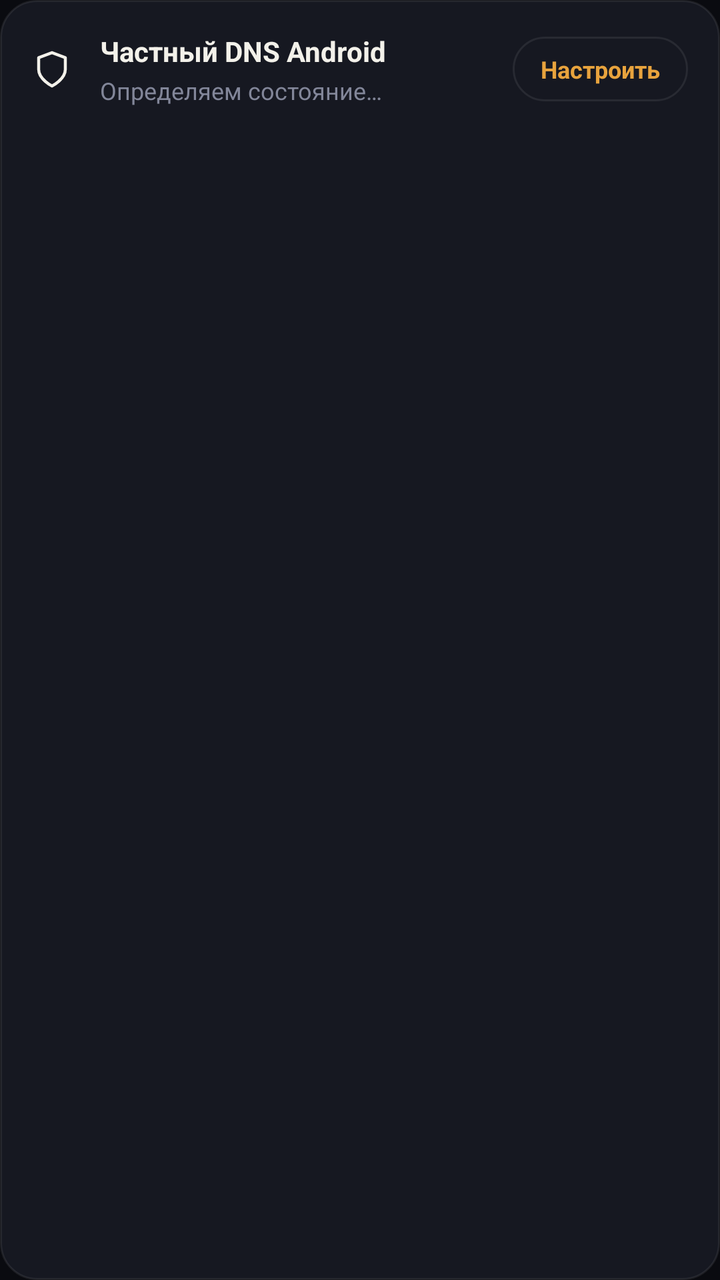
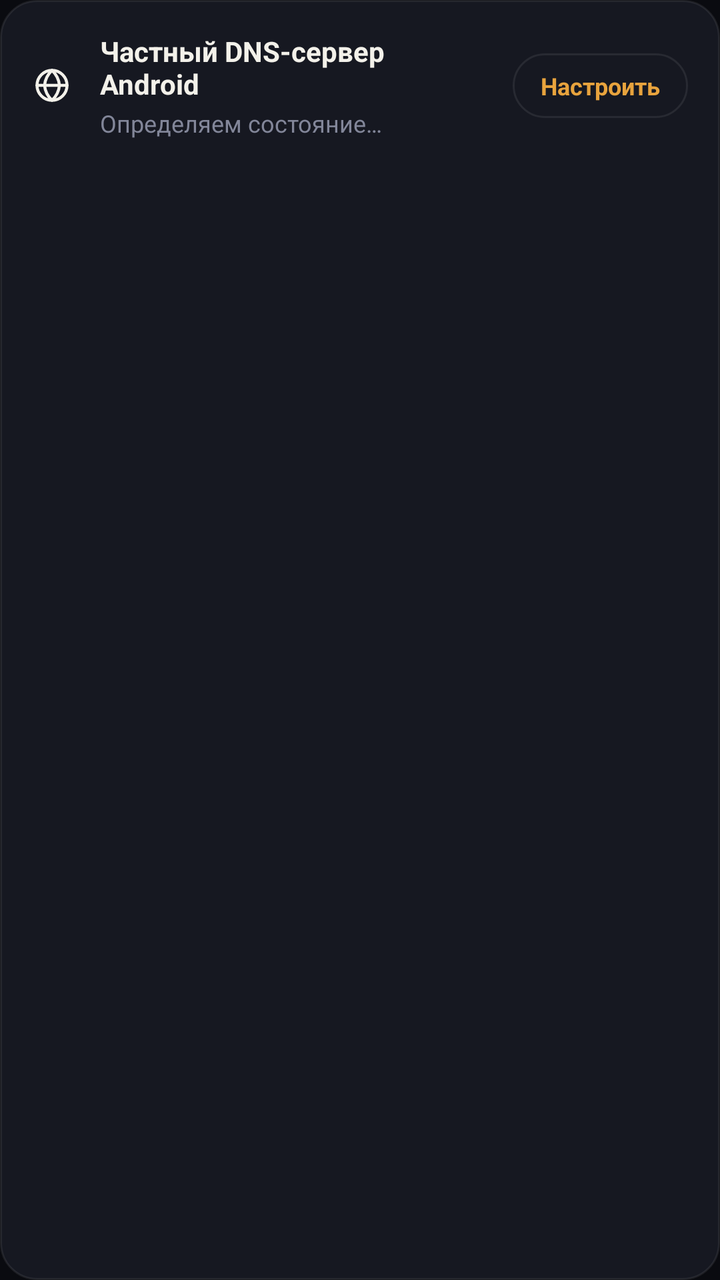

Compare the two renders of this Android layout. The source of the first and the diff that turns it into the second are given below.
<!-- AndroidManifest.xml: application theme Theme.Mirage -->
<!-- res/layout/card_private_dns.xml -->
<?xml version="1.0" encoding="utf-8"?>
<LinearLayout xmlns:android="http://schemas.android.com/apk/res/android"
    android:id="@+id/cardPrivateDns"
    android:layout_width="match_parent"
    android:layout_height="wrap_content"
    android:layout_marginStart="20dp"
    android:layout_marginEnd="20dp"
    android:layout_marginBottom="12dp"
    android:background="@drawable/bg_card"
    android:orientation="vertical">

    <LinearLayout
        android:id="@+id/rowPrivateDns"
        android:layout_width="match_parent"
        android:layout_height="wrap_content"
        android:background="@android:color/transparent"
        android:clickable="true"
        android:focusable="true"
        android:gravity="center_vertical"
        android:orientation="horizontal"
        android:padding="16dp">

        <ImageView
            android:id="@+id/ivPrivateDnsIcon"
            android:layout_width="20dp"
            android:layout_height="20dp"
            android:layout_marginEnd="14dp"
            android:contentDescription="@null"
            android:src="@drawable/ic_shield" />

        <LinearLayout
            android:layout_width="0dp"
            android:layout_height="wrap_content"
            android:layout_weight="1"
            android:orientation="vertical">

            <TextView
                android:id="@+id/tvPrivateDnsTitle"
                android:layout_width="wrap_content"
                android:layout_height="wrap_content"
                android:text="@string/private_dns_title"
                android:textColor="@color/ink"
                android:textSize="14sp"
                android:textStyle="bold" />

            <TextView
                android:id="@+id/tvPrivateDnsState"
                android:layout_width="wrap_content"
                android:layout_height="wrap_content"
                android:layout_marginTop="2dp"
                android:text="@string/private_dns_reading"
                android:textColor="@color/ink_faint"
                android:textSize="12sp" />
        </LinearLayout>

        <TextView
            android:id="@+id/tvPrivateDnsAction"
            android:layout_width="wrap_content"
            android:layout_height="wrap_content"
            android:layout_marginStart="12dp"
            android:background="@drawable/bg_pill"
            android:paddingStart="14dp"
            android:paddingTop="8dp"
            android:paddingEnd="14dp"
            android:paddingBottom="8dp"
            android:text="@string/private_dns_open_settings"
            android:textColor="@color/accent"
            android:textSize="12sp"
            android:textStyle="bold" />
    </LinearLayout>
</LinearLayout>
<!-- resources referenced by this layout -->
<resources>
  <color name="accent">#E8A33D</color>
  <color name="ink">#F3F1EA</color>
  <color name="ink_faint">#828699</color>
  <!-- drawable bg_card (drawable) -->
  <?xml version="1.0" encoding="utf-8"?>
  <shape xmlns:android="http://schemas.android.com/apk/res/android"
      android:shape="rectangle">
      <corners android:radius="18dp" />
      <solid android:color="@color/card" />
      <stroke
          android:width="1dp"
          android:color="@color/card_stroke" />
  </shape>
  <!-- drawable bg_pill (drawable) -->
  <?xml version="1.0" encoding="utf-8"?>
  <shape xmlns:android="http://schemas.android.com/apk/res/android"
      android:shape="rectangle">
      <corners android:radius="30dp" />
      <solid android:color="@color/card" />
      <stroke
          android:width="1dp"
          android:color="@color/card_stroke" />
  </shape>
  <!-- drawable ic_shield (drawable) -->
  <vector xmlns:android="http://schemas.android.com/apk/res/android"
      android:width="20dp"
      android:height="20dp"
      android:viewportWidth="24"
      android:viewportHeight="24">
      <path
          android:strokeColor="@color/ink"
          android:strokeWidth="1.8"
          android:strokeLineCap="round"
          android:strokeLineJoin="round"
          android:pathData="M12,22s8,-4 8,-10V5l-8,-3 -8,3v7c0,6 8,10 8,10z" />
  </vector>
  <string name="private_dns_open_settings">Настроить</string>
  <string name="private_dns_reading">Определяем состояние…</string>
  <string name="private_dns_title">Частный DNS Android</string>
  <style name="Theme.Mirage" parent="Theme.Material3.Dark.NoActionBar">
          <item name="android:windowBackground">@color/bg</item>
          <item name="android:statusBarColor">@color/bg</item>
          <item name="android:navigationBarColor">@color/bg</item>
          <item name="android:windowLightStatusBar">false</item>
          <item name="colorPrimary">@color/amber</item>
          <item name="colorSecondary">@color/amber_deep</item>
          <item name="colorSurface">@color/card</item>
          <item name="colorOnSurface">@color/ink</item>
      </style>
  <color name="card">#161821</color>
  <color name="card_stroke">#14FFFFFF</color>
  <color name="bg">#0A0B10</color>
  <color name="amber">#E8A33D</color>
  <color name="amber_deep">#C9722A</color>
</resources>

<!-- the commit's change to res/layout/card_private_dns.xml (unified diff, before → after) -->
@@ -26,7 +26,7 @@
             android:layout_height="20dp"
             android:layout_marginEnd="14dp"
             android:contentDescription="@null"
-            android:src="@drawable/ic_shield" />
+            android:src="@drawable/ic_globe" />
 
         <LinearLayout
             android:layout_width="0dp"
<!-- resource entries referenced after the edit -->
@@ -23,22 +23,37 @@
           android:width="1dp"
           android:color="@color/card_stroke" />
   </shape>
-  <!-- drawable ic_shield (drawable) -->
+  <!-- drawable ic_globe (drawable) -->
   <vector xmlns:android="http://schemas.android.com/apk/res/android"
       android:width="20dp"
       android:height="20dp"
       android:viewportWidth="24"
       android:viewportHeight="24">
+      
       <path
           android:strokeColor="@color/ink"
           android:strokeWidth="1.8"
           android:strokeLineCap="round"
           android:strokeLineJoin="round"
-          android:pathData="M12,22s8,-4 8,-10V5l-8,-3 -8,3v7c0,6 8,10 8,10z" />
+          android:pathData="M12,21a9,9 0 1,0 0,-18a9,9 0 0,0 0,18z" />
+      
+      <path
+          android:strokeColor="@color/ink"
+          android:strokeWidth="1.8"
+          android:strokeLineCap="round"
+          android:strokeLineJoin="round"
+          android:pathData="M3,12h18" />
+      
+      <path
+          android:strokeColor="@color/ink"
+          android:strokeWidth="1.8"
+          android:strokeLineCap="round"
+          android:strokeLineJoin="round"
+          android:pathData="M12,3a14.5,14.5 0 0,1 4.5,9a14.5,14.5 0 0,1 -4.5,9a14.5,14.5 0 0,1 -4.5,-9a14.5,14.5 0 0,1 4.5,-9z" />
   </vector>
   <string name="private_dns_open_settings">Настроить</string>
   <string name="private_dns_reading">Определяем состояние…</string>
-  <string name="private_dns_title">Частный DNS Android</string>
+  <string name="private_dns_title">Частный DNS-сервер Android</string>
   <style name="Theme.Mirage" parent="Theme.Material3.Dark.NoActionBar">
           <item name="android:windowBackground">@color/bg</item>
           <item name="android:statusBarColor">@color/bg</item>
